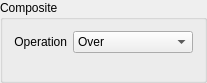
This is src/plugins/rv-packages/session_manager/composite.ui in AcademySoftwareFoundation/OpenRV as Qt 5 draws it before an edit. The edited form follows.
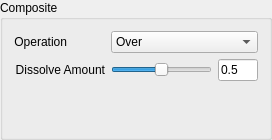
This is the edited form.

Commit message: Add dissolve blend composite mode with UI controls

Patch:
```diff
--- a/src/plugins/rv-packages/session_manager/composite.ui
+++ b/src/plugins/rv-packages/session_manager/composite.ui
@@ -6,8 +6,8 @@
    <rect>
     <x>0</x>
     <y>0</y>
-    <width>207</width>
-    <height>83</height>
+    <width>272</width>
+    <height>140</height>
    </rect>
   </property>
   <property name="windowTitle">
@@ -19,6 +19,18 @@
   <layout class="QFormLayout" name="formLayout">
    <item row="0" column="1">
     <widget class="QComboBox" name="comboBox">
+     <property name="sizePolicy">
+      <sizepolicy hsizetype="Preferred" vsizetype="Minimum">
+       <horstretch>0</horstretch>
+       <verstretch>0</verstretch>
+      </sizepolicy>
+     </property>
+     <property name="minimumSize">
+      <size>
+       <width>0</width>
+       <height>22</height>
+      </size>
+     </property>
      <item>
       <property name="text">
        <string>Over</string>
@@ -51,7 +63,56 @@
      </item>
     </widget>
    </item>
+   <item row="1" column="0">
+    <widget class="QLabel" name="dissolveLabel">
+     <property name="text">
+      <string>Dissolve Amount</string>
+     </property>
+     <property name="alignment">
+      <set>Qt::AlignmentFlag::AlignRight|Qt::AlignmentFlag::AlignTrailing|Qt::AlignmentFlag::AlignVCenter</set>
+     </property>
+    </widget>
+   </item>
    <item row="1" column="1">
+    <layout class="QHBoxLayout" name="dissolveLayout">
+     <item>
+      <widget class="QSlider" name="dissolveSlider">
+       <property name="toolTip">
+        <string>Dissolve amount (0-100%)</string>
+       </property>
+       <property name="minimum">
+        <number>0</number>
+       </property>
+       <property name="maximum">
+        <number>100</number>
+       </property>
+       <property name="value">
+        <number>50</number>
+       </property>
+       <property name="orientation">
+        <enum>Qt::Orientation::Horizontal</enum>
+       </property>
+      </widget>
+     </item>
+     <item>
+      <widget class="QLineEdit" name="dissolveLineEdit">
+       <property name="maximumSize">
+        <size>
+         <width>40</width>
+         <height>16777215</height>
+        </size>
+       </property>
+       <property name="toolTip">
+        <string>Dissolve amount (0.0 to 1.0)</string>
+       </property>
+       <property name="text">
+        <string>0.5</string>
+       </property>
+      </widget>
+     </item>
+    </layout>
+   </item>
+   <item row="2" column="1">
     <spacer name="verticalSpacer">
      <property name="orientation">
       <enum>Qt::Vertical</enum>
```
Left out of the diff: 9 changed lines with no effect on the pictures. The commit also changes 10 other files.
